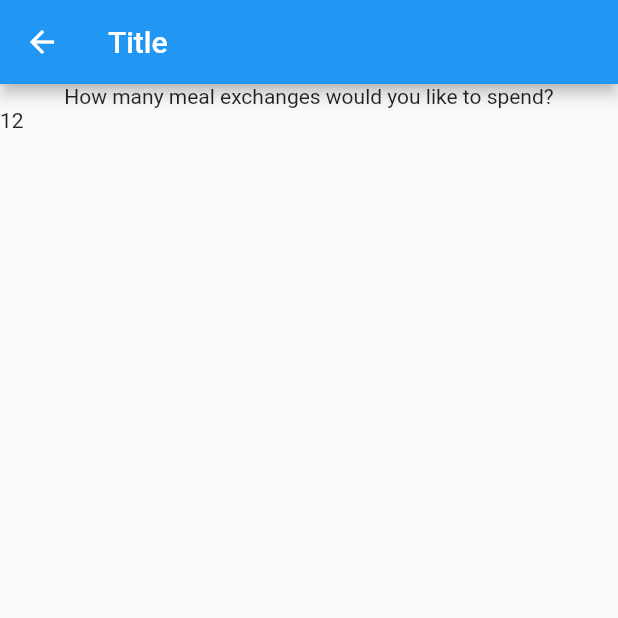
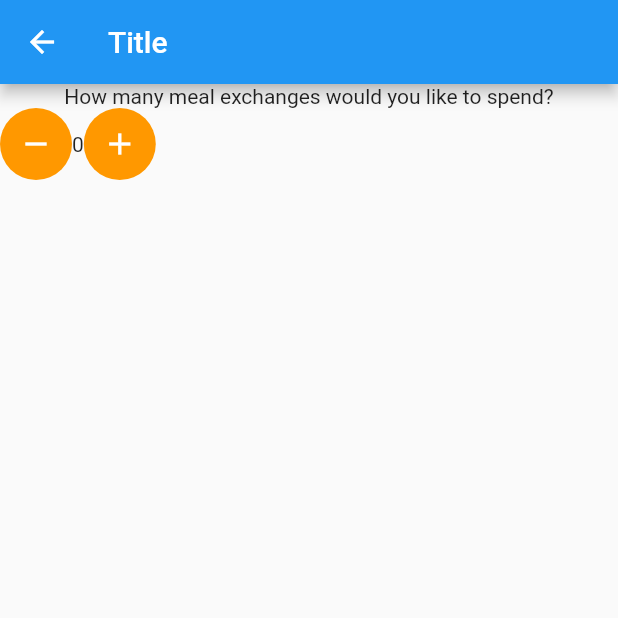
Before and after one commit to DevanTurtle7/clayHack2020, a Flutter app: the HomePage screen opened directly, on a phone screen of 412 x 824 dp, the top half of it. Run offline on Flutter 3.47's test engine with Material 2 defaults, Android fonts, the phone set to English and light mode, and no system bars; network calls fail.

Commit message:
added homepage

```diff
--- a/clay_hack/lib/main.dart
+++ b/clay_hack/lib/main.dart
@@ -111,7 +111,13 @@ class _MyHomePageState extends State<MyHomePage> {
                 Navigator.push(context,
                     MaterialPageRoute(builder: (context) => GridPage()));
               },
-            )
+            ),
+            RaisedButton(
+              onPressed: () {
+                Navigator.push(context,
+                    MaterialPageRoute(builder: (context) => HomePage()));
+              },
+            ),
           ],
         ),
       ),
@@ -136,8 +142,16 @@ class GridPage extends StatelessWidget {
   @override
   Widget build(BuildContext context) {
     var food = [
-      Product(name: "Arizona", price: 1.00, image: "https://www.riteaid.com/shop/media/catalog/product/6/1/613008715267.jpg?quality=80&bg-color=255,255,255&fit=bounds&height=406&width=406&canvas=406:406"),
-      Product(name: "Coke", price: 1.00, image: "https://www.riteaid.com/shop/media/catalog/product/6/1/613008715267.jpg?quality=80&bg-color=255,255,255&fit=bounds&height=406&width=406&canvas=406:406"),
+      Product(
+          name: "Arizona",
+          price: 1.00,
+          image:
+              "https://www.riteaid.com/shop/media/catalog/product/6/1/613008715267.jpg?quality=80&bg-color=255,255,255&fit=bounds&height=406&width=406&canvas=406:406"),
+      Product(
+          name: "Coke",
+          price: 1.00,
+          image:
+              "https://www.riteaid.com/shop/media/catalog/product/6/1/613008715267.jpg?quality=80&bg-color=255,255,255&fit=bounds&height=406&width=406&canvas=406:406"),
     ];
     return Scaffold(
         appBar: AppBar(
@@ -148,15 +162,35 @@ class GridPage extends StatelessWidget {
                 maxCrossAxisExtent: 200.0),
             itemCount: food.length,
             itemBuilder: (BuildContext context, int index) => Card(
-                  child: Column(children: [Image(
+                    child: Column(children: [
+                  Image(
                     image: NetworkImage(food[index].image),
                   ),
-                  Text((food[index].name)),])
-                )));
+                  Text((food[index].name)),
+                ]))));
   }
 }
 
-class HomePage extends StatelessWidget {
+class HomePage extends StatefulWidget {
+  const HomePage({Key key}) : super(key: key);
+
+  @override
+  HomePageState createState() => HomePageState();
+}
+
+class HomePageState extends State<HomePage> {
+  int mealExchanges = 0;
+
+  void addMealExchange(add) {
+    setState(() {
+      if (add) {
+        mealExchanges += 1;
+      } else if (mealExchanges > 0) {
+        mealExchanges -= 1;
+      }
+    });
+  }
+
   @override
   Widget build(BuildContext context) {
     return Scaffold(
@@ -165,7 +199,33 @@ class HomePage extends StatelessWidget {
         children: <Widget>[
           Text("How many meal exchanges would you like to spend?"),
           Row(
-            children: [Text("1"), Text("2")],
+            children: [
+              Ink(
+                  decoration: const ShapeDecoration(
+                    color: Colors.orange,
+                    shape: CircleBorder(),
+                  ),
+                  child: IconButton(
+                    icon: Icon(Icons.remove),
+                    color: Colors.white,
+                    onPressed: () {
+                      addMealExchange(false);
+                    },
+                  )),
+              Text(mealExchanges.toString()),
+              Ink(
+                  decoration: const ShapeDecoration(
+                    color: Colors.orange,
+                    shape: CircleBorder(),
+                  ),
+                  child: IconButton(
+                    icon: Icon(Icons.add),
+                    color: Colors.white,
+                    onPressed: () {
+                      addMealExchange(true);
+                    },
+                  )),
+            ],
           )
         ],
       ),
```
